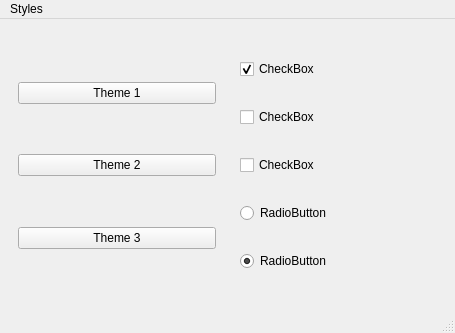
This is examples/runtime/main_window.ui in UN-GCPDS/qt-material as Qt 5 draws it before an edit. The edited form follows.
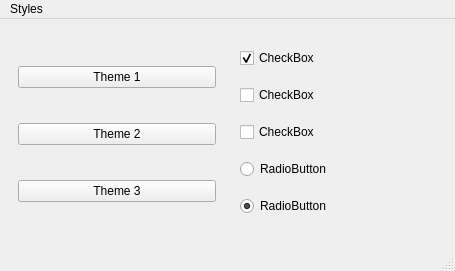
This is the edited form.

Patch:
```diff
--- a/examples/runtime/main_window.ui
+++ b/examples/runtime/main_window.ui
@@ -7,7 +7,7 @@
     <x>0</x>
     <y>0</y>
     <width>455</width>
-    <height>333</height>
+    <height>271</height>
    </rect>
   </property>
   <property name="windowTitle">
```
